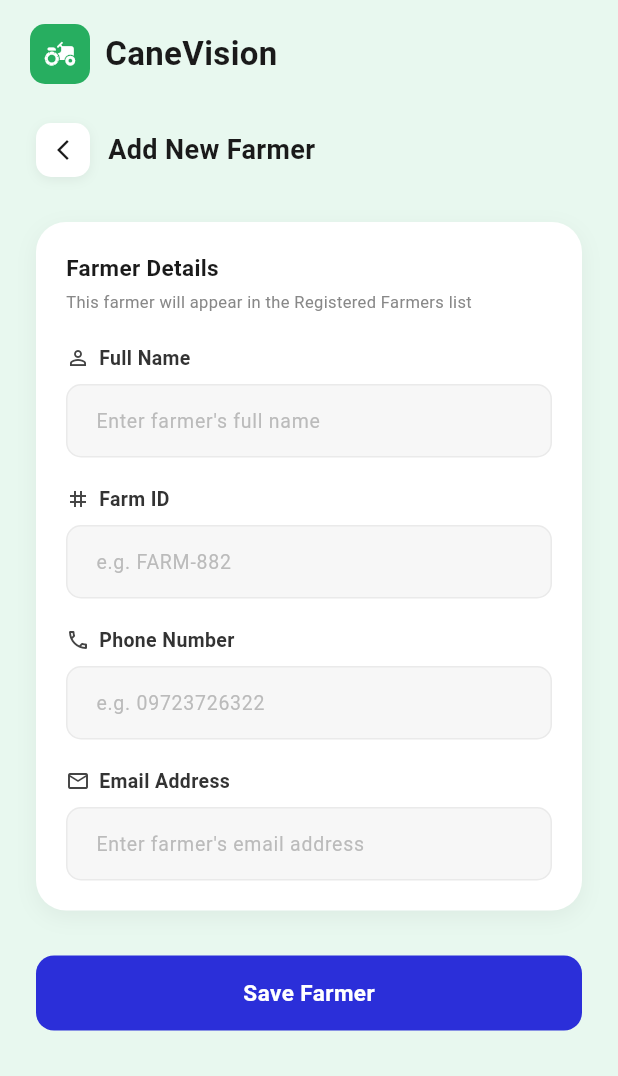
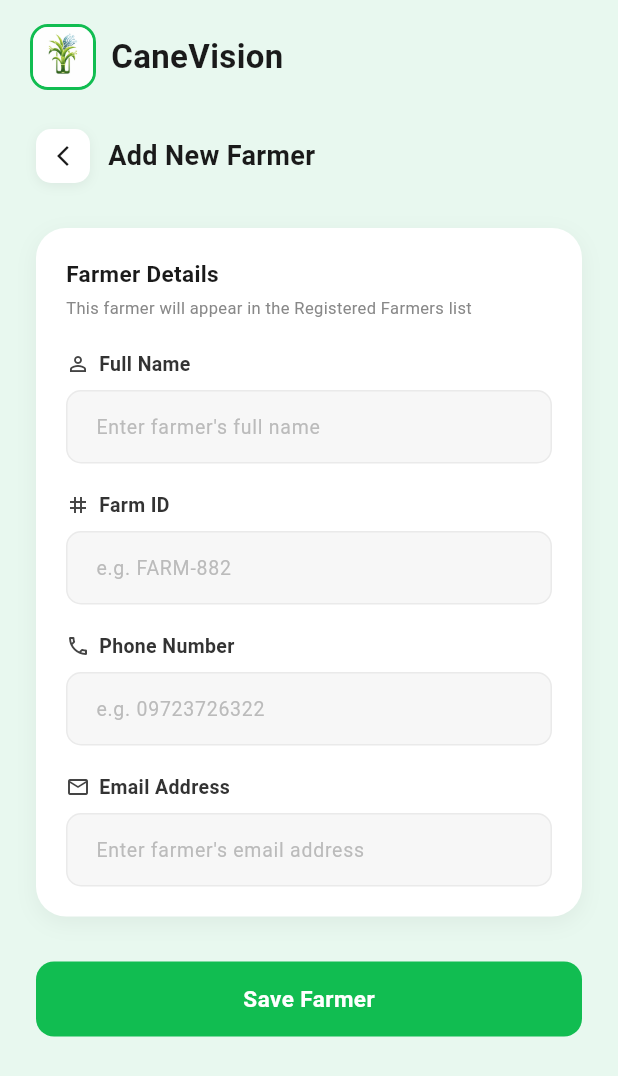
Before and after one commit to Angeloooww/CaneVision, a Flutter app: the screen it shows once a user with an empty profile is signed in, after a tap on "New Farmer", on a phone screen of 412 x 824 dp. Shown: the top 1076 px of the screen. Run offline on Flutter 3.47's test engine with Material 3 defaults, Android fonts, the phone set to English and light mode, and no system bars; our stand-ins replace cloud_firestore, firebase_auth, firebase_core, image_picker; accounts and stored records are empty.

Commit message:
Changed Colors

```diff
--- a/lib/login/login_page.dart
+++ b/lib/login/login_page.dart
@@ -110,14 +110,21 @@ class _LoginPageState extends State<LoginPage> {
               child: Row(
                 children: [
                   Container(
-                    width: 40,
-                    height: 40,
+                    width: 44,
+                    height: 44,
                     decoration: BoxDecoration(
-                      color: const Color(0xFF27AE60),
+                      border: Border.all(color: const Color(0xFF11BD51), width: 2),
+                      borderRadius: BorderRadius.circular(12),
+                    ),
+                    child: ClipRRect(
                       borderRadius: BorderRadius.circular(10),
+                      child: Image.asset(
+                        'assets/images/logo.png',
+                        width: 40,
+                        height: 40,
+                        fit: BoxFit.cover,
+                      ),
                     ),
-                    child: const Icon(Icons.agriculture,
-                        color: Colors.white, size: 22),
                   ),
                   const SizedBox(width: 10),
                   const Text(
@@ -290,10 +297,10 @@ class _LoginPageState extends State<LoginPage> {
                       child: ElevatedButton(
                         onPressed: _isLoading ? null : _handleLogin,
                         style: ElevatedButton.styleFrom(
-                          backgroundColor: const Color(0xFF2B2FD9),
+                          backgroundColor: const Color(0xFF11BD51),
                           foregroundColor: Colors.white,
                           disabledBackgroundColor:
-                              const Color(0xFF2B2FD9).withOpacity(0.6),
+                              const Color(0xFF11BD51).withOpacity(0.6),
                           elevation: 0,
                           shape: RoundedRectangleBorder(
                               borderRadius: BorderRadius.circular(12)),
--- a/lib/main_page.dart
+++ b/lib/main_page.dart
@@ -132,14 +132,21 @@ class _MainPageState extends State<MainPage> {
               child: Row(
                 children: [
                   Container(
-                    width: 40,
-                    height: 40,
+                    width: 44,
+                    height: 44,
                     decoration: BoxDecoration(
-                      color: const Color(0xFF27AE60),
+                      border: Border.all(color: const Color(0xFF11BD51), width: 2),
+                      borderRadius: BorderRadius.circular(12),
+                    ),
+                    child: ClipRRect(
                       borderRadius: BorderRadius.circular(10),
+                      child: Image.asset(
+                        'assets/images/logo.png',
+                        width: 40,
+                        height: 40,
+                        fit: BoxFit.cover,
+                      ),
                     ),
-                    child: const Icon(Icons.agriculture,
-                        color: Colors.white, size: 22),
                   ),
                   const SizedBox(width: 10),
                   const Text(
--- a/lib/new_farmer_page.dart
+++ b/lib/new_farmer_page.dart
@@ -104,14 +104,21 @@ class _NewFarmerPageState extends State<NewFarmerPage> {
               child: Row(
                 children: [
                   Container(
-                    width: 40,
-                    height: 40,
+                    width: 44,
+                    height: 44,
                     decoration: BoxDecoration(
-                      color: const Color(0xFF27AE60),
+                      border: Border.all(color: const Color(0xFF11BD51), width: 2),
+                      borderRadius: BorderRadius.circular(12),
+                    ),
+                    child: ClipRRect(
                       borderRadius: BorderRadius.circular(10),
+                      child: Image.asset(
+                        'assets/images/logo.png',
+                        width: 40,
+                        height: 40,
+                        fit: BoxFit.cover,
+                      ),
                     ),
-                    child: const Icon(Icons.agriculture,
-                        color: Colors.white, size: 22),
                   ),
                   const SizedBox(width: 10),
                   const Text('CaneVision',
@@ -252,10 +259,10 @@ class _NewFarmerPageState extends State<NewFarmerPage> {
                       child: ElevatedButton(
                         onPressed: _isLoading ? null : _saveFarmer,
                         style: ElevatedButton.styleFrom(
-                          backgroundColor: const Color(0xFF2B2FD9),
+                          backgroundColor: const Color(0xFF11BD51),
                           foregroundColor: Colors.white,
                           disabledBackgroundColor:
-                              const Color(0xFF2B2FD9).withOpacity(0.6),
+                              const Color(0xFF11BD51).withOpacity(0.6),
                           elevation: 0,
                           shape: RoundedRectangleBorder(
                               borderRadius: BorderRadius.circular(12)),
```
Also changed, not shown: lib/login/signup_page.dart (+14 -7 lines), lib/scan_page.dart (+12 -5 lines), pubspec.yaml (+4 -4 lines), assets/images/logo.jpeg (added), assets/images/logo.png (added).
